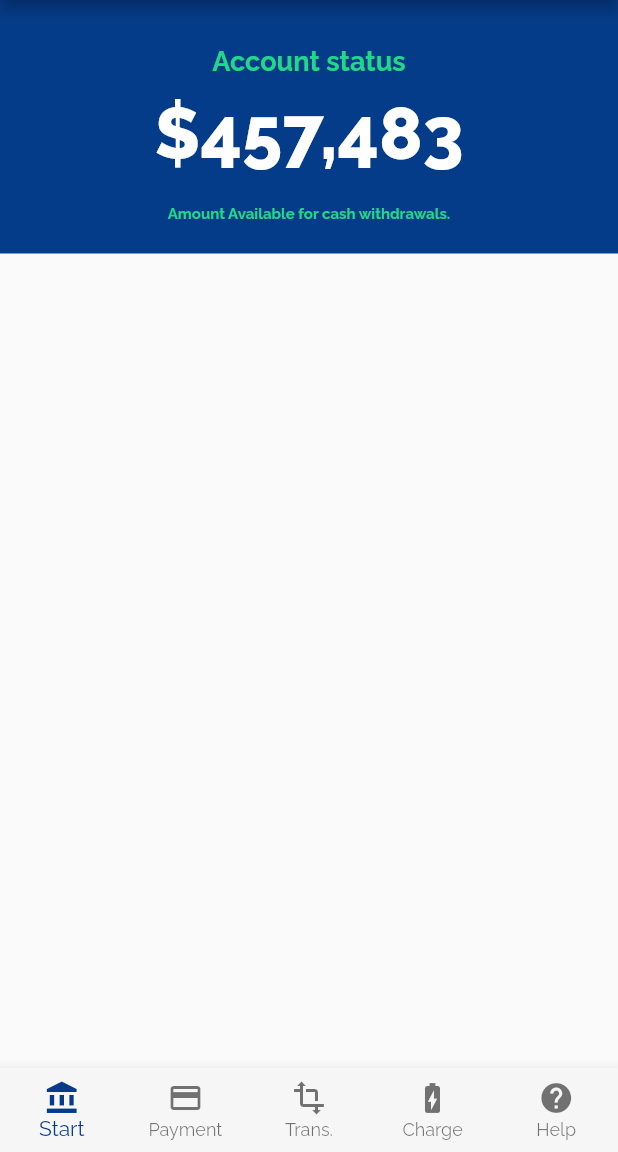
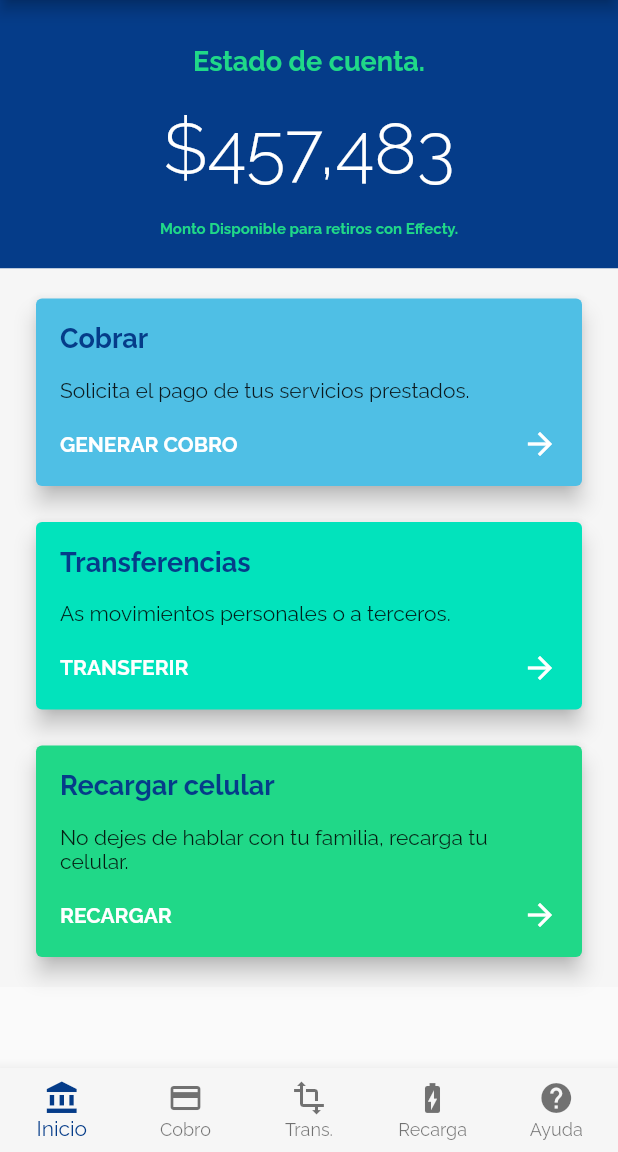
Before and after one commit to Haugen/billuyo, a Flutter app: the screen it shows after launch, on a phone screen of 412 x 824 dp, the part 84-1236 px from its top. Run offline on Flutter 3.47's test engine with Material 2 defaults, Android fonts, the phone set to English and light mode, and no system bars; our stand-ins replace flutter_svg, google_fonts.

Commit message:
Added actions cards on start screen.

```diff
--- a/lib/main.dart
+++ b/lib/main.dart
@@ -14,7 +14,13 @@ class MyApp extends StatelessWidget {
       debugShowCheckedModeBanner: false,
       theme: ThemeData(
         primaryColor: BilluyoColors.seaweed,
-        textTheme: GoogleFonts.ralewayTextTheme(),
+        textTheme:
+            GoogleFonts.ralewayTextTheme(Theme.of(context).textTheme).copyWith(
+          body1: TextStyle(
+            fontSize: 16,
+            color: BilluyoColors.darkishBlue,
+          ),
+        ),
       ),
       home: MainPage(),
     );
--- a/lib/screens/main_page.dart
+++ b/lib/screens/main_page.dart
@@ -52,11 +52,11 @@ class _MainPageState extends State<MainPage> {
         items: [
           BottomNavigationBarItem(
             icon: Icon(Icons.account_balance),
-            title: Text('Start'),
+            title: Text('Inicio'),
           ),
           BottomNavigationBarItem(
             icon: Icon(Icons.payment),
-            title: Text('Payment'),
+            title: Text('Cobro'),
           ),
           BottomNavigationBarItem(
             icon: Icon(Icons.transform),
@@ -64,11 +64,11 @@ class _MainPageState extends State<MainPage> {
           ),
           BottomNavigationBarItem(
             icon: Icon(Icons.battery_charging_full),
-            title: Text('Charge'),
+            title: Text('Recarga'),
           ),
           BottomNavigationBarItem(
             icon: Icon(Icons.help),
-            title: Text('Help'),
+            title: Text('Ayuda'),
           ),
         ],
       ),
--- a/lib/screens/start_screen.dart
+++ b/lib/screens/start_screen.dart
@@ -1,13 +1,44 @@
-import 'package:billuyo/widgets/account_status.dart';
+import 'package:billuyo/theme.dart';
+import 'package:billuyo/widgets/widgets.dart';
 import 'package:flutter/material.dart';
 
 class StartScreen extends StatelessWidget {
   @override
   Widget build(BuildContext context) {
-    return Column(
-      children: <Widget>[
-        AccountStatus(),
-      ],
+    return SingleChildScrollView(
+      child: Column(
+        children: <Widget>[
+          AccountStatus(),
+          Container(
+            color: BilluyoColors.almostWhite,
+            child: Column(
+              children: <Widget>[
+                SizedBox(height: 8),
+                ActionCard(
+                  title: 'Cobrar',
+                  backgroundColor: BilluyoColors.darkSkyBlue,
+                  text: 'Solicita el pago de tus servicios prestados.',
+                  linkText: 'Generar cobro',
+                ),
+                ActionCard(
+                  title: 'Transferencias',
+                  backgroundColor: BilluyoColors.aquamarine,
+                  text: 'As movimientos personales o a terceros.',
+                  linkText: 'Transferir',
+                ),
+                ActionCard(
+                  title: 'Recargar celular',
+                  backgroundColor: BilluyoColors.seaweed,
+                  text:
+                      'No dejes de hablar con tu familia, recarga tu celular.',
+                  linkText: 'Recargar',
+                ),
+                SizedBox(height: 8),
+              ],
+            ),
+          ),
+        ],
+      ),
     );
   }
 }
--- a/lib/theme.dart
+++ b/lib/theme.dart
@@ -30,7 +30,13 @@ class BilluyoTextStyles {
 
   static final largeHeader = TextStyle(
     fontSize: 48,
-    fontWeight: FontWeight.w800,
+    fontWeight: FontWeight.w300,
+    color: Colors.white,
+  );
+
+  static final actionText = TextStyle(
+    fontSize: 14,
+    fontWeight: FontWeight.bold,
     color: Colors.white,
   );
 }
--- a/lib/widgets/account_status.dart
+++ b/lib/widgets/account_status.dart
@@ -12,17 +12,17 @@ class AccountStatus extends StatelessWidget {
         children: <Widget>[
           SizedBox(height: 10),
           Text(
-            'Account status',
+            'Estado de cuenta.',
             style: BilluyoTextStyles.header(BilluyoColors.seaweed),
           ),
-          SizedBox(height: 10),
+          SizedBox(height: 20),
           Text(
             '\$457,483',
             style: BilluyoTextStyles.largeHeader,
           ),
           SizedBox(height: 20),
           Text(
-            'Amount Available for cash withdrawals.',
+            'Monto Disponible para retiros con Effecty.',
             style: BilluyoTextStyles.smallText(BilluyoColors.seaweed),
           ),
         ],
--- /dev/null
+++ b/lib/widgets/action_card.dart
@@ -0,0 +1,58 @@
+import 'package:billuyo/theme.dart';
+import 'package:flutter/material.dart';
+
+class ActionCard extends StatelessWidget {
+  final String title;
+  final Color backgroundColor;
+  final String text;
+  final String linkText;
+  // final String linkRoute;
+
+  ActionCard({
+    @required this.title,
+    this.backgroundColor,
+    @required this.text,
+    @required this.linkText,
+    // @required this.linkRoute,
+  });
+
+  @override
+  Widget build(BuildContext context) {
+    return Container(
+      margin: EdgeInsets.symmetric(vertical: 8, horizontal: 20),
+      child: Card(
+        color: backgroundColor ?? BilluyoColors.darkSkyBlue,
+        elevation: 6,
+        child: Container(
+          padding: EdgeInsets.all(16),
+          width: MediaQuery.of(context).size.width,
+          child: Column(
+            crossAxisAlignment: CrossAxisAlignment.start,
+            children: <Widget>[
+              Text(
+                title,
+                style: BilluyoTextStyles.header(),
+              ),
+              SizedBox(height: 16),
+              Text(text),
+              SizedBox(height: 16),
+              Row(
+                mainAxisAlignment: MainAxisAlignment.spaceBetween,
+                children: <Widget>[
+                  Text(
+                    linkText.toUpperCase(),
+                    style: BilluyoTextStyles.actionText,
+                  ),
+                  Icon(
+                    Icons.arrow_forward,
+                    color: Colors.white,
+                  ),
+                ],
+              )
+            ],
+          ),
+        ),
+      ),
+    );
+  }
+}
--- /dev/null
+++ b/lib/widgets/widgets.dart
@@ -0,0 +1,2 @@
+export './account_status.dart';
+export './action_card.dart';
```
